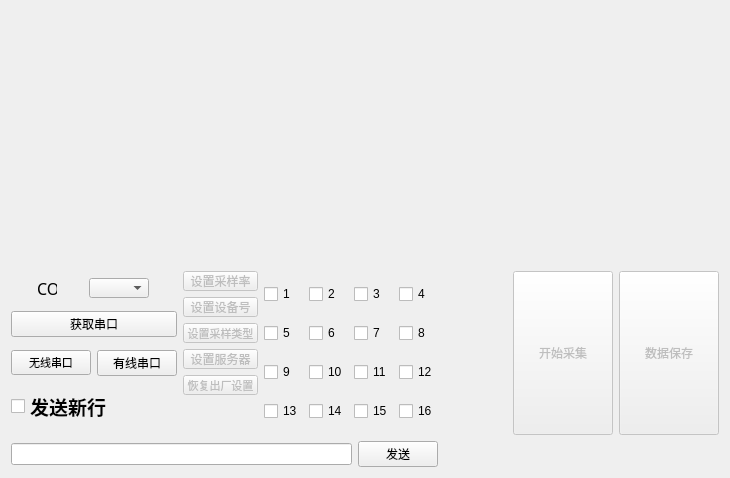
Above: mainwindow.ui from lc641777437/collector_manager before the change. Below: the same form after it.
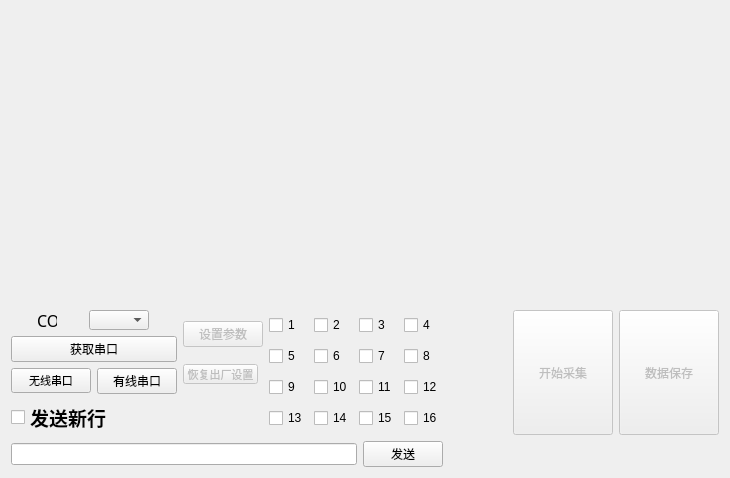
That is the form after the change. Custom widgets are drawn as their Qt base class.

```diff
--- a/mainwindow.ui
+++ b/mainwindow.ui
@@ -78,68 +78,8 @@
         <property name="enabled">
          <bool>false</bool>
         </property>
-        <property name="maximumSize">
-         <size>
-          <width>75</width>
-          <height>20</height>
-         </size>
-        </property>
         <property name="text">
-         <string>设置采样率</string>
-        </property>
-       </widget>
-      </item>
-      <item>
-       <widget class="QPushButton" name="pushButton_SetDeviceID">
-        <property name="enabled">
-         <bool>false</bool>
-        </property>
-        <property name="maximumSize">
-         <size>
-          <width>75</width>
-          <height>20</height>
-         </size>
-        </property>
-        <property name="text">
-         <string>设置设备号</string>
-        </property>
-       </widget>
-      </item>
-      <item>
-       <widget class="QPushButton" name="pushButton_setCTRL">
-        <property name="enabled">
-         <bool>false</bool>
-        </property>
-        <property name="maximumSize">
-         <size>
-          <width>75</width>
-          <height>20</height>
-         </size>
-        </property>
-        <property name="font">
-         <font>
-          <family>Agency FB</family>
-          <pointsize>8</pointsize>
-         </font>
-        </property>
-        <property name="text">
-         <string>设置采样类型</string>
-        </property>
-       </widget>
-      </item>
-      <item>
-       <widget class="QPushButton" name="pushButton_setServerIP">
-        <property name="enabled">
-         <bool>false</bool>
-        </property>
-        <property name="maximumSize">
-         <size>
-          <width>75</width>
-          <height>20</height>
-         </size>
-        </property>
-        <property name="text">
-         <string>设置服务器</string>
+         <string>设置参数</string>
         </property>
        </widget>
       </item>
```
Left out of the diff: 2 changed lines with no effect on the pictures.
